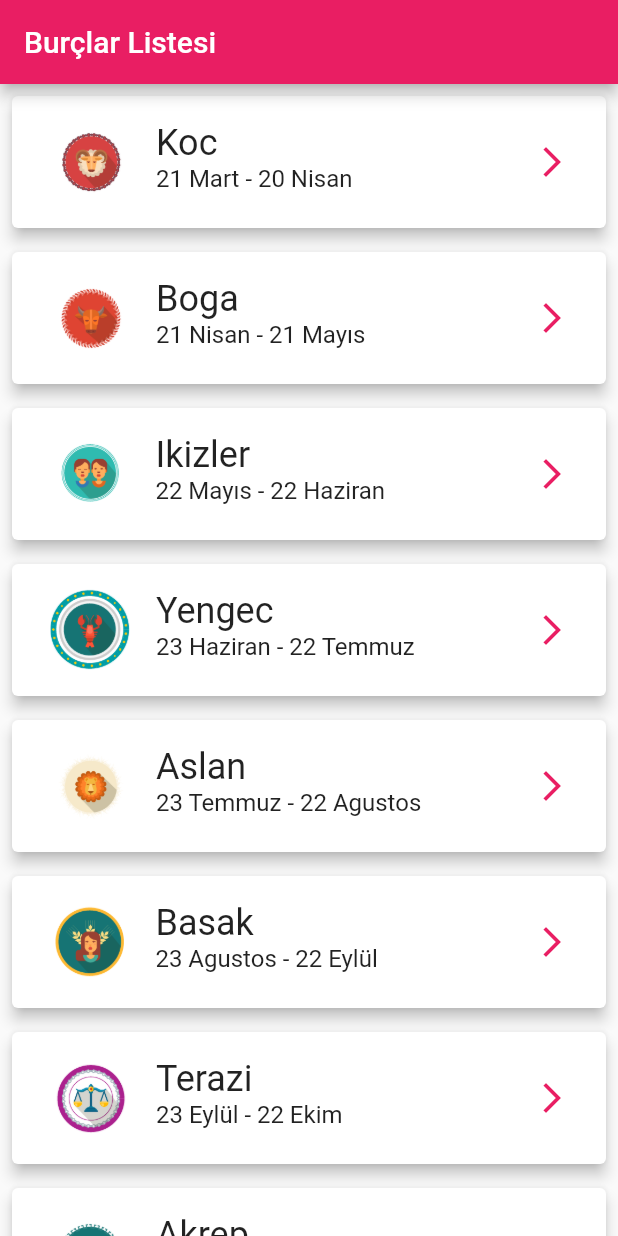
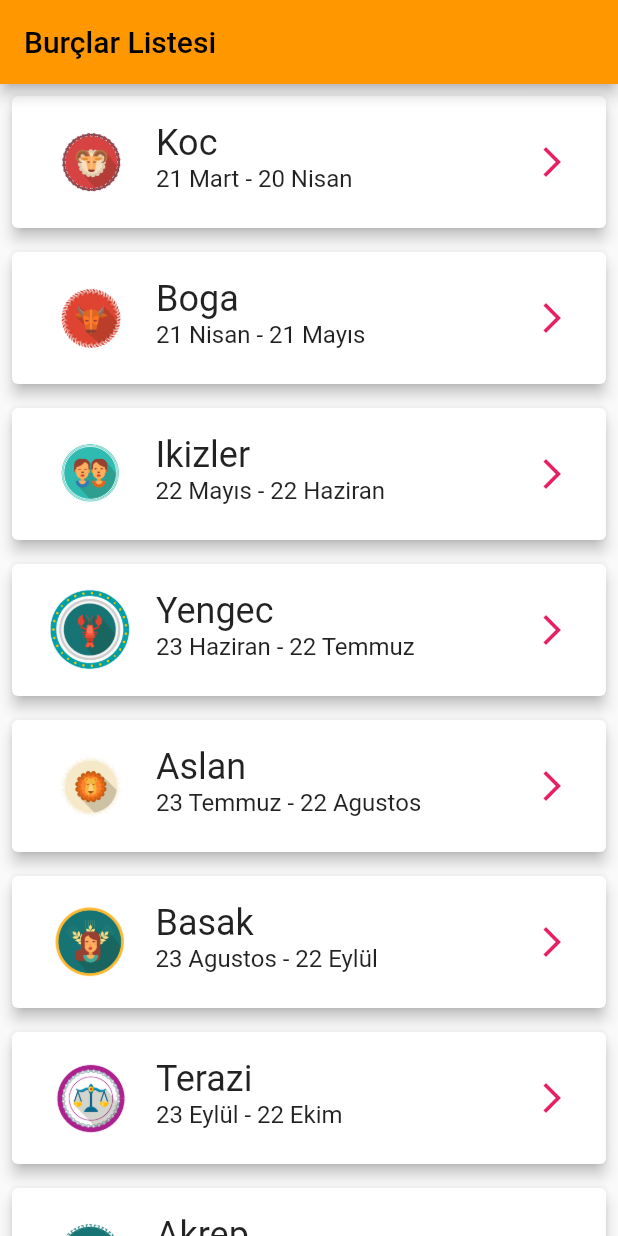
Before and after one commit to Emrullah10/burc_application, a Flutter app: the screen it shows after launch, on a phone screen of 412 x 824 dp. Run offline on Flutter 3.47's test engine with Material 2 defaults, Android fonts, the light colour scheme and no system bars; our stand-ins replace palette_generator.

Commit message:
burc_Application

```diff
--- a/lib/main.dart
+++ b/lib/main.dart
@@ -13,7 +13,7 @@ class MyApp extends StatelessWidget {
   Widget build(BuildContext context) {
     return MaterialApp(
       debugShowCheckedModeBanner: false,
-      theme: ThemeData(primarySwatch: Colors.pink),
+      theme: ThemeData(primarySwatch: Colors.orange),
       home: BurcListesi(),
     );
   }
```
